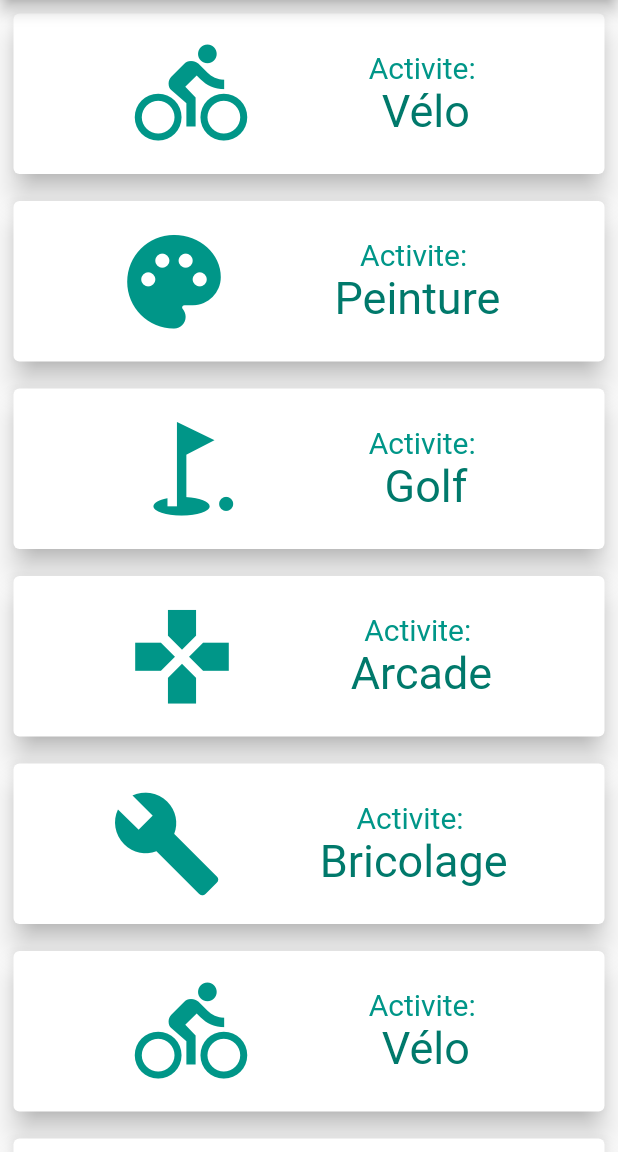
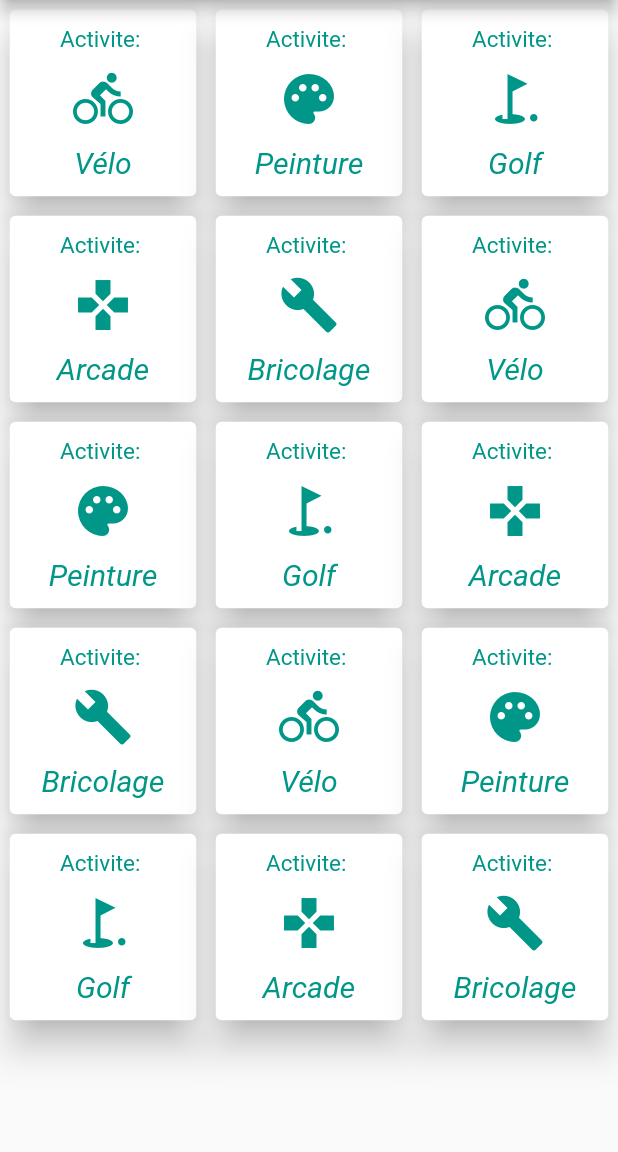
Before and after one commit to labarefo/flutter_codabee13, a Flutter app: the screen it shows after launch, on a phone screen of 412 x 824 dp, the part 84-1236 px from its top. Run offline on Flutter 3.47's test engine with Material 2 defaults, Android fonts, the phone set to English and light mode, and no system bars.

Commit message:
grid view

```diff
--- a/lib/main.dart
+++ b/lib/main.dart
@@ -2,10 +2,7 @@ import 'package:flutter/material.dart';
 import 'package:flutter/services.dart';
 
 void main() {
-  WidgetsFlutterBinding.ensureInitialized();
-  SystemChrome.setPreferredOrientations([
-    DeviceOrientation.portraitUp
-  ]);
+
   runApp(MyApp());
 }
 
@@ -61,11 +58,36 @@ class _MyHomePageState extends State<MyHomePage> {
     print(orientation);
     return Scaffold(
       appBar: AppBar(
-
         title: Text(widget.title),
       ),
       body: Center(
-        child: new ListView.builder(
+        child: new GridView.builder(
+            gridDelegate: new SliverGridDelegateWithFixedCrossAxisCount(crossAxisCount: 3),
+            itemCount: mesActivites.length,
+            itemBuilder: (context, i){
+              return new Container(
+                margin: EdgeInsets.all(2.5),
+                child: new Card(
+                  elevation: 10,
+                  child: new Column(
+                    mainAxisAlignment: MainAxisAlignment.spaceEvenly,
+                    children: [
+                      new Text("Activite: ", style: new TextStyle(color: Colors.teal, fontSize: 15.0),),
+                      new Icon(mesActivites[i].icone, color: Colors.teal, size: 40.0,),
+                      new Text(mesActivites[i].nom, style: new TextStyle(color: Colors.teal, fontSize: 20.0, fontStyle: FontStyle.italic),)
+                    ],
+                  ),
+                ),
+              );
+            }
+        )
+      ),
+
+    );
+  }
+
+  Widget liste(){
+    return new ListView.builder(
         itemCount: mesActivites.length,
         itemBuilder: (context, i){
           Activite activite = mesActivites[i];
@@ -117,11 +139,8 @@ class _MyHomePageState extends State<MyHomePage> {
               )
           );
 
-        }),
+        });
 
-      ),
-
-    );
   }
 }
 
```
Lines whose indentation alone changed are shown as unchanged.
